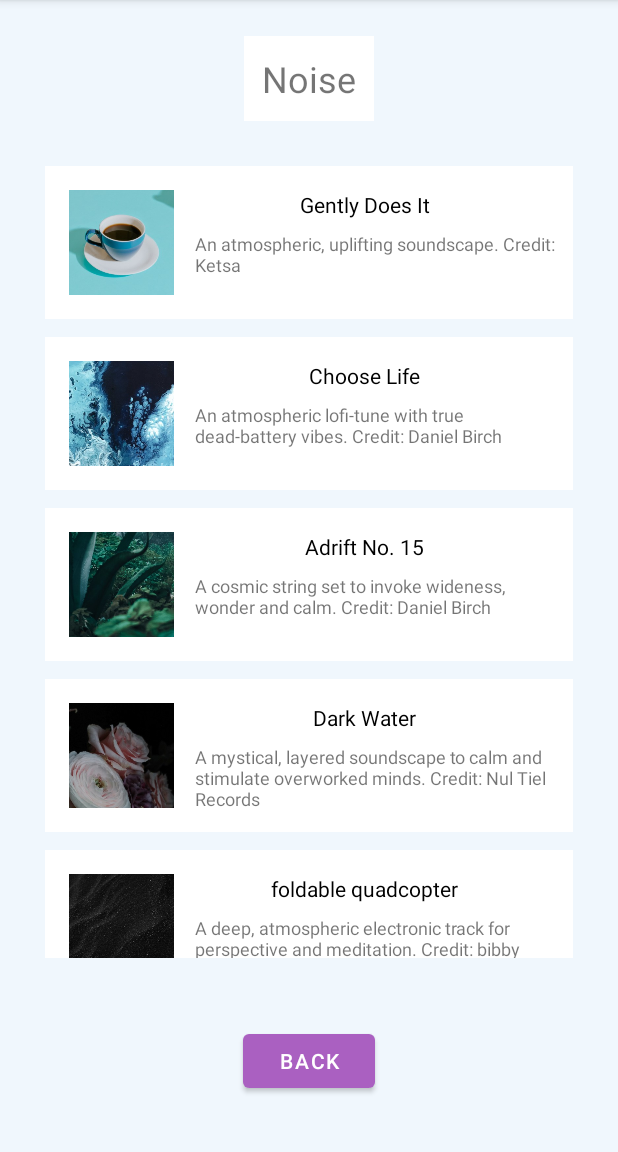
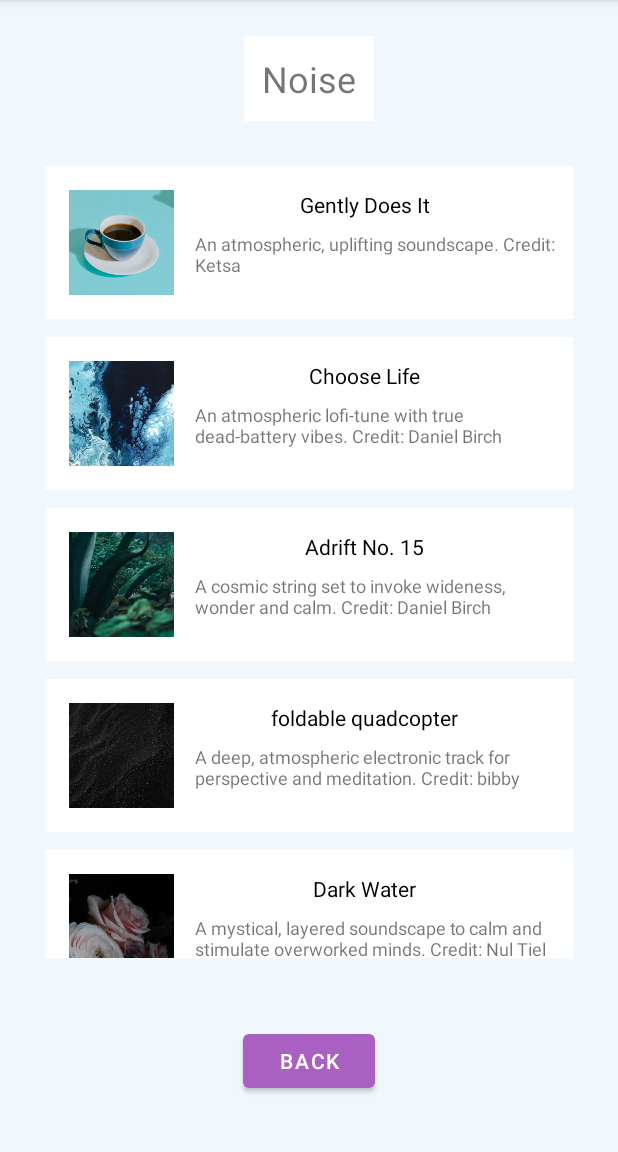
Before and after one commit to ETS-Android5/closed-and-anxious, an Android app: the screen it shows after launch (MainActivity), on a phone screen of 412 x 824 dp, the part 84-1236 px from its top. Run offline under Robolectric (Android 15) with nearby library versions, the phone set to English and light mode, and no system bars.

Commit message:
fix MutableLiveData for PlaylistUI

```diff
--- a/app/src/main/java/dk/itu/closed_and_anxious/CatView.java
+++ b/app/src/main/java/dk/itu/closed_and_anxious/CatView.java
@@ -18,6 +18,11 @@ public class CatView extends AndroidViewModel {
         Log.i("~~~~~~~~~~~~~~~~~~", "ViewModel setup with size: " + categories.getValue().size());
     }
 
+    /**
+     * Setup method, creates the Playlists and returns an ArrayList of them.
+     * @param a Application
+     * @return ArrayList of Playlists with name, description, image ref and empty track lists.
+     */
     private ArrayList<Playlist> plSetup(Application a) {
         ArrayList<Playlist> list = new ArrayList<>();
         list.add(new Playlist("Noise",  a.getString(R.string.descr_noise), R.drawable.noise));
@@ -30,20 +35,18 @@ public class CatView extends AndroidViewModel {
      * Populates one of the PlayLists with Tracks.
      * ONLY call the first time someone clicks on a category!
      *
-     * @param position Position of the PlayList in the Category array 0 -> Anxiety; 1 -> Noise; 2 -> Frustration
+     * @param position Position of the PlayList in the Category array 0 -> Noise; 1 -> Anxiety; 2 -> Frustration
      * @param tracks ArrayList<Track> coming down from the Database
      */
-    public void populatePlaylist(int position, ArrayList<Track> tracks){
+    private void populatePlaylist(int position, ArrayList<Track> tracks){
         Log.i("~~~~~~~~~~~~", "Populating PlayList for List" + position);
         ArrayList<Playlist> temp= categories.getValue();
-        if (temp.size() > 0) {Log.i("~~~~~!!!!~~~~~", "Playlist already populated!"); return;}
+        if (temp.get(position).getTrackList().size() > 0) {Log.i("~~~~~!!!!~~~~~", "Playlist already populated!"); return;}
         Log.i("~~~~~~~~~~~~", "Adding Values now...");
         temp.get(position).populateList(tracks);
         categories.setValue(temp);
         Log.i("~~~~~~~~~~~~", "Tracks for Playlist set");
     }
-
-    public MutableLiveData<ArrayList<Playlist>> getValue() { return categories; }
 
     /**
      *
@@ -51,11 +54,33 @@ public class CatView extends AndroidViewModel {
      * @return Will return empty Playlists if PlayList isn't instantiated.
      */
     public Playlist getPlaylist (int position) {
-        return (categories.getValue().get(position));
+        // if the position is out of bounds, return null
+        if (0 > position || 2 < position) {return null;}
+
+        // let's check if there are already tracks in the playlist
+        ArrayList<Track> playlistTracks = categories.getValue().get(position).getTrackList();
+        if (playlistTracks.size() == 0) { // if there are none
+
+            populatePlaylist(position, TracksDB.getValues(getCategoryName(position))); // pls populate
+        }
+
+        return (categories.getValue().get(position)); // and return the PlayList incl. ArrayList<Tracks> with stuff in it.
     }
 
-    public void populateFromCat(String category) {
-
+    /**
+     * Get the name of the Playlist/ Category from an integer 0-2.
+     *
+     * returns null if input exceeds the constraints!
+     *
+     * @param i Position of the Playlist in the categories Array: 0-> Noise, 1-> Anxity; 2-> Frustration
+     * @return Category/ Playlist name String at position i of the categories list
+     */
+    private String getCategoryName (int i) {
+        if (0 > i || i > 2) {return null;}
+        return categories.getValue().get(i).getName();
     }
 
+
+
+
 }
--- a/app/src/main/java/dk/itu/closed_and_anxious/MainActivity.java
+++ b/app/src/main/java/dk/itu/closed_and_anxious/MainActivity.java
@@ -14,6 +14,7 @@ public class MainActivity extends AppCompatActivity {
     protected void onCreate(Bundle savedInstanceState) {
         super.onCreate(savedInstanceState);
         setContentView(R.layout.activity_main);
+        tDatabase.initialize(this);
 
         FragmentManager fm = getSupportFragmentManager();
         //Fragment trackUI = fm.findFragmentById(R.id.container_ui);
@@ -23,7 +24,6 @@ public class MainActivity extends AppCompatActivity {
         fm.beginTransaction().add(R.id.container_ui, playlistUI).commit();
 
         //Create database
-        tDatabase.initialize(this);
     }
 
 }
--- a/app/src/main/java/dk/itu/closed_and_anxious/PlaylistUI.java
+++ b/app/src/main/java/dk/itu/closed_and_anxious/PlaylistUI.java
@@ -17,6 +17,8 @@ import android.widget.TextView;
 
 import java.util.ArrayList;
 
+import dk.itu.closed_and_anxious.database.TrackDBSchema;
+
 
 public class PlaylistUI extends Fragment {
 
@@ -27,34 +29,20 @@ public class PlaylistUI extends Fragment {
     @Override
         public void onCreate(Bundle savedInstanceState) {
             super.onCreate(savedInstanceState);
+
+            // let's get the viewmodel
             cat_view = new ViewModelProvider(this).get(CatView.class);
 
+    }
 
-    }
+
+
         @Override public View onCreateView(LayoutInflater inflater, ViewGroup container, Bundle savedInstanceState) {
             final View v = inflater.inflate(R.layout.playlist_ui, container, false);
             cat_title= v.findViewById(R.id.cat_header);
             //DB = new ViewModelProvider(requireActivity()).get(ViewModel.class);
 
-            // ~~~~~~~~~~~~~~~~~~~~~~ This is for Recycleview Testing! ~~~~~~~~~~~~~~~~~~~~~~~~~~~~
-            track_playlist = new Playlist("Noise",getString(R.string.descr_noise), R.drawable.noise);
-            ArrayList<Track> temp = new ArrayList<>();
-            // public Track(int iKey, String iName, String iDescription, String iCategory, int iImage)
-            temp.add(new Track(R.raw.gently, "Gently Does It","An atmospheric, uplifting soundscape. Credit: Ketsa", "Noise", R.drawable.cover_coffee1));
-            temp.add(new Track(R.raw.life, "Choose Life", "An atmospheric lofi-tune with true dead-battery vibes. Credit: Daniel Birch", "Noise", R.drawable.cover_ice_1));
-            temp.add(new Track(R.raw.adrift15, "Adrift No. 15", "A cosmic string set to invoke wideness, wonder and calm. Credit: Daniel Birch", "Noise", R.drawable.cover_plants_3));
-            temp.add(new Track(R.raw.dark, "Dark Water", "A mystical, layered soundscape to calm and stimulate overworked minds. Credit: Nul Tiel Records", "Noise", R.drawable.cover_roses_2));
-            temp.add(new Track(R.raw.quad, "foldable quadcopter", "A deep, atmospheric electronic track for perspective and meditation. Credit: bibby", "Noise", R.drawable.cover_darksand_4));
-            temp.add(new Track(R.raw.last, "Last Light", "A simple compounding soundscape to meditate to. Credit: Nul Tiel Records", "Noise", R.drawable.cover_ice_4));
-            temp.add(new Track(R.raw.time, "Too Brief A Time To Be Anything", "A 45-minute cosmic meditation soundscape to settle your mind or drift asleep to. Credit: HoliznaCC0", "Noise", R.drawable.cover_ice_3));
-            temp.add(new Track(R.raw.waves, "Cosmic Waves", "A 33-minute deep meditation soundscape with calming, futuristic sounds. Credit: HoliznaCC0", "Noise", R.drawable.cover_glow_2));
-            temp.add(new Track(R.raw.amb1, "Ambience", "A well-rounded, focus track for attentive listening-meditations or focused work. Credit: Independent Music Licensing Collective", "Noise", R.drawable.cover_darksand_2));
-            temp.add(new Track(R.raw.amblo, "Ambience 7", "Classic complex soundscape for mellow focus. Credit: Independent Music Licensing Collective", "Noise", R.drawable.cover_palm_1));
-
-            track_playlist.populateList(temp);
-
-            // release the ArrayList
-            temp.clear();
+            track_playlist = cat_view.getPlaylist(0);
 
             // Set Playlist Title
             cat_title.setText(track_playlist.getName());
--- a/app/src/main/java/dk/itu/closed_and_anxious/TracksDB.java
+++ b/app/src/main/java/dk/itu/closed_and_anxious/TracksDB.java
@@ -78,9 +78,12 @@ public class TracksDB extends ViewModel { // ViewModel - instanciated in activit
      *
      * @return an ArrayList containing all the track objects from the database.
      */
-    public ArrayList<Track> getValues(String where) {
+    public static ArrayList<Track> getValues(String category) {
         ArrayList<Track> tracks = new ArrayList<Track>();
-        TrackCursorWrapper cursor = queryItems(where, null);
+        TrackCursorWrapper cursor;
+        if (category == null) {cursor = queryItems(null, null);}
+        else {
+        cursor = queryItems(TrackDBSchema.TrackTable.Columns.TRACKCAT+"='" + category+"'", null);}
         cursor.moveToFirst();
         while (!cursor.isAfterLast()) {
             tracks.add(cursor.getTrack());
--- a/app/src/main/java/dk/itu/closed_and_anxious/UIRWCategories.java
+++ b/app/src/main/java/dk/itu/closed_and_anxious/UIRWCategories.java
@@ -22,7 +22,7 @@ public class UIRWCategories extends Fragment {
     // let's make an ArrayList of PlayList for our RecycleView
 
     ArrayList<Playlist> categories;
-    private CatView cat_view = new ViewModelProvider(this).get(CatView.class);
+    private CatView cat_view;
 
     public UIRWCategories() {
         // Required empty public constructor
@@ -41,6 +41,8 @@ public class UIRWCategories extends Fragment {
 
         // let's instantiate our List for the recycleview
         categories = new ArrayList<Playlist>();
+        cat_view = new ViewModelProvider(this).get(CatView.class);
+
     }
 
     @Override
```
